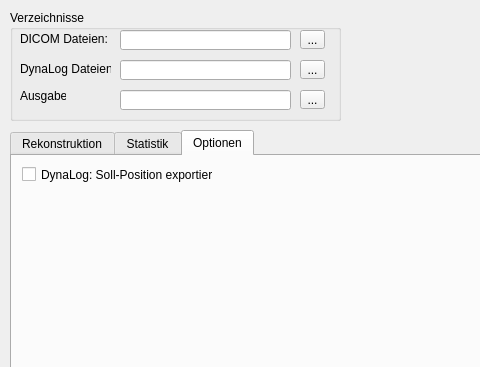
Above: master.ui from tac4223/master before the change; both pictures show x 0 to 480 and y 0 to 367 of the 845 by 730 pixel window. Below: the same form after it.
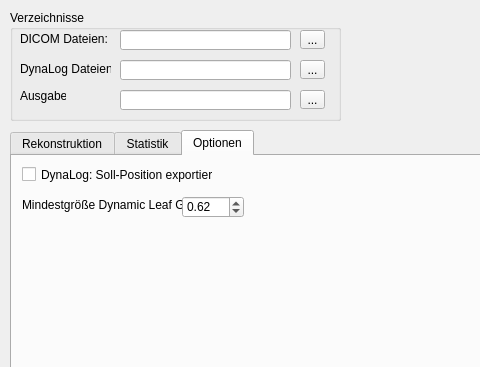
That is the form after the change. The open tabs and pages were chosen to show the change.

What changed in the file:
```diff
--- a/master.ui
+++ b/master.ui
@@ -217,6 +217,38 @@
        <string>DynaLog: Soll-Position exportieren</string>
       </property>
      </widget>
+     <widget class="QLabel" name="label">
+      <property name="geometry">
+       <rect>
+        <x>10</x>
+        <y>40</y>
+        <width>161</width>
+        <height>16</height>
+       </rect>
+      </property>
+      <property name="text">
+       <string>Mindestgröße Dynamic Leaf Gap:</string>
+      </property>
+      <property name="alignment">
+       <set>Qt::AlignBottom|Qt::AlignLeading|Qt::AlignLeft</set>
+      </property>
+     </widget>
+     <widget class="QDoubleSpinBox" name="spinbox_leafgap">
+      <property name="geometry">
+       <rect>
+        <x>170</x>
+        <y>40</y>
+        <width>62</width>
+        <height>22</height>
+       </rect>
+      </property>
+      <property name="singleStep">
+       <double>0.010000000000000</double>
+      </property>
+      <property name="value">
+       <double>0.620000000000000</double>
+      </property>
+     </widget>
     </widget>
    </widget>
    <widget class="QGroupBox" name="box_dirs">
```
